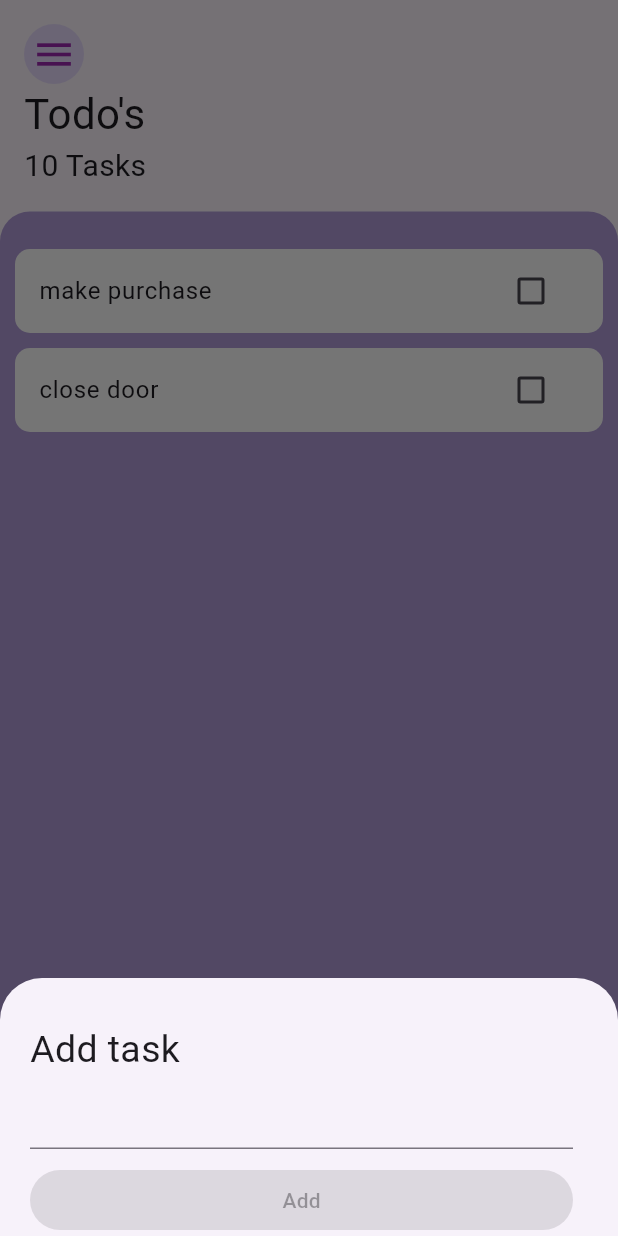
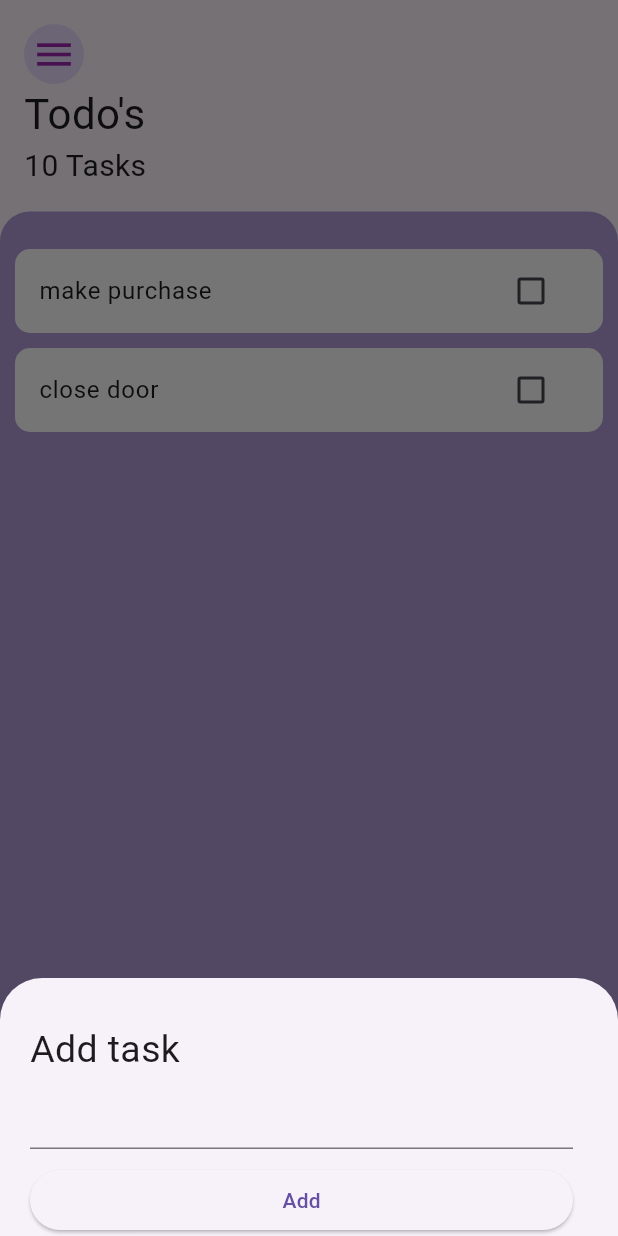
Before and after one commit to nehemiasmunoz/Todo-Flutter, a Flutter app: the screen it shows after launch, after a tap on the "add" icon, on a phone screen of 412 x 824 dp. Run offline on Flutter 3.47's test engine with Material 3 defaults, Android fonts, the phone set to English and light mode, and no system bars.

Commit message:
Upd: Add new task from bottom form

```diff
--- a/lib/main.dart
+++ b/lib/main.dart
@@ -10,7 +10,7 @@ class MainApp extends StatelessWidget {
 
   @override
   Widget build(BuildContext context) {
-    return const MaterialApp(
+    return MaterialApp(
       home: HomeScreen(),
     );
   }
--- a/lib/src/screens/add_task_screen.dart
+++ b/lib/src/screens/add_task_screen.dart
@@ -1,12 +1,14 @@
 import 'package:flutter/material.dart';
+import 'package:todo/src/models/task.dart';
 
 class AddTaskScreen extends StatelessWidget {
-  const AddTaskScreen({
-    super.key,
-  });
+  const AddTaskScreen({super.key, required this.addTaskCallback});
+  final Function addTaskCallback;
 
   @override
   Widget build(BuildContext context) {
+    String textFieldValue = '';
+
     return SingleChildScrollView(
       child: Container(
         padding: EdgeInsets.only(
@@ -14,7 +16,7 @@ class AddTaskScreen extends StatelessWidget {
             left: 20,
             right: 30,
             bottom: MediaQuery.of(context).viewInsets.bottom),
-        decoration: BoxDecoration(
+        decoration: const BoxDecoration(
           borderRadius: BorderRadius.only(
             topLeft: Radius.circular(15),
             topRight: Radius.circular(15),
@@ -24,19 +26,20 @@ class AddTaskScreen extends StatelessWidget {
           crossAxisAlignment: CrossAxisAlignment.stretch,
           mainAxisSize: MainAxisSize.max,
           children: [
-            Text(
+            const Text(
               "Add task",
               style: TextStyle(fontSize: 25),
             ),
             TextField(
               autocorrect: true,
               textAlign: TextAlign.center,
+              onChanged: (newValue) => textFieldValue = newValue,
             ),
-            SizedBox(
+            const SizedBox(
               height: 10,
             ),
             ElevatedButton(
-              onPressed: null,
+              onPressed: () => addTaskCallback(textFieldValue),
               child: Text("Add"),
             )
           ],
--- a/lib/src/screens/home_screen.dart
+++ b/lib/src/screens/home_screen.dart
@@ -1,10 +1,19 @@
 import 'package:flutter/material.dart';
 import 'package:todo/src/screens/screens.dart';
 
+import '../models/task.dart';
 import '../widgets/widgets.dart';
 
-class HomeScreen extends StatelessWidget {
-  const HomeScreen({super.key});
+class HomeScreen extends StatefulWidget {
+  @override
+  State<HomeScreen> createState() => _HomeScreenState();
+}
+
+class _HomeScreenState extends State<HomeScreen> {
+  List<Task> tasks = [
+    Task(name: "make purchase"),
+    Task(name: "close door"),
+  ];
 
   @override
   Widget build(BuildContext context) {
@@ -15,7 +24,7 @@ class HomeScreen extends StatelessWidget {
           child: Column(
             crossAxisAlignment: CrossAxisAlignment.start,
             children: [
-              Padding(
+              const Padding(
                 padding: const EdgeInsets.all(16.0),
                 child: const Column(
                   mainAxisAlignment: MainAxisAlignment.start,
@@ -48,7 +57,9 @@ class HomeScreen extends StatelessWidget {
                         topRight: Radius.circular(20)),
                     color: Colors.deepPurple[200],
                   ),
-                  child: TasksList(),
+                  child: TasksList(
+                    taskList: tasks,
+                  ),
                 ),
               )
             ],
@@ -58,7 +69,14 @@ class HomeScreen extends StatelessWidget {
       floatingActionButton: FloatingActionButton(
         onPressed: () => showModalBottomSheet(
           context: context,
-          builder: (BuildContext ctx) => AddTaskScreen(),
+          builder: (BuildContext ctx) => AddTaskScreen(
+            addTaskCallback: (newTaskTitle) {
+              setState(() {
+                tasks.add(Task(name: newTaskTitle));
+              });
+              Navigator.pop(context);
+            },
+          ),
         ),
         child: const Icon(
           Icons.add,
--- a/lib/src/widgets/task_list.dart
+++ b/lib/src/widgets/task_list.dart
@@ -4,24 +4,17 @@ import 'package:todo/src/widgets/widgets.dart';
 import '../models/task.dart';
 
 class TasksList extends StatefulWidget {
-  const TasksList({
-    super.key,
-  });
-
+  const TasksList({super.key, required this.taskList});
+  final List<Task> taskList;
   @override
   State<TasksList> createState() => _TasksListState();
 }
 
 class _TasksListState extends State<TasksList> {
-  List<Task> tasks = [
-    Task(name: "make purchase"),
-    Task(name: "close door"),
-  ];
-
   @override
   Widget build(BuildContext context) {
     return ListView.builder(
-      itemCount: tasks.length,
+      itemCount: widget.taskList.length,
       itemBuilder: (context, i) => Container(
         margin: const EdgeInsets.symmetric(vertical: 5, horizontal: 10),
         decoration: BoxDecoration(
@@ -29,11 +22,11 @@ class _TasksListState extends State<TasksList> {
           borderRadius: BorderRadius.circular(10),
         ),
         child: TaskTile(
-          taskTitle: tasks[i].name,
-          isChecked: tasks[i].isDone,
+          taskTitle: widget.taskList[i].name,
+          isChecked: widget.taskList[i].isDone,
           checkboxCallback: (checkboxState) => setState(
             () {
-              tasks[i].toggleDone();
+              widget.taskList[i].toggleDone();
             },
           ),
         ),
```
